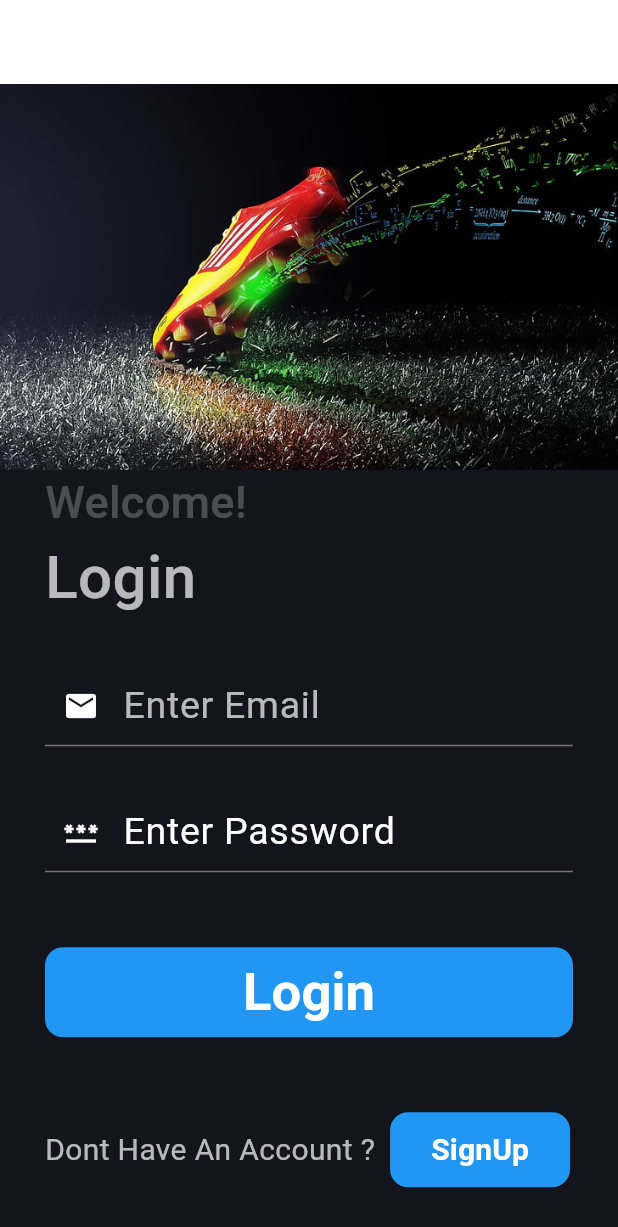
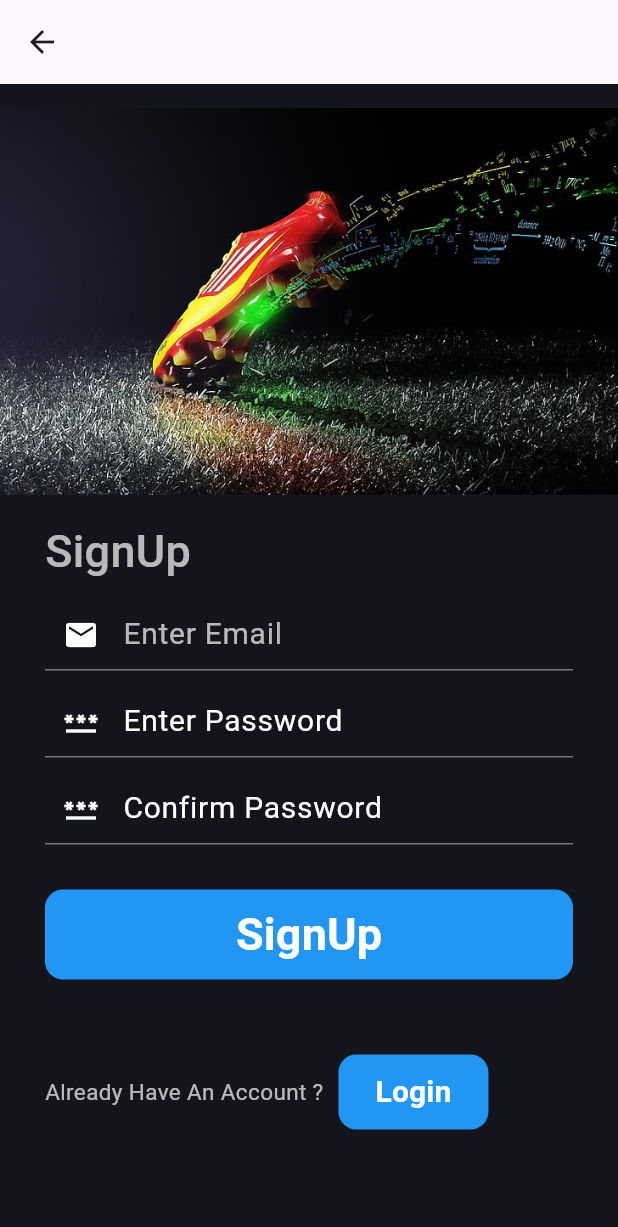
Before and after one commit to Tamang1098/boots_buy, a Flutter app: the screen it shows after launch, after a tap on "SignUp", on a phone screen of 412 x 824 dp. Shown: the top 1227 px of the screen. Run offline on Flutter 3.47's test engine with Material 3 defaults, Android fonts, the phone set to English and light mode, and no system bars.

Commit message:
splash screen updated

```diff
--- /dev/null
+++ b/lib/view/dashboard_screenview.dart
@@ -0,0 +1,15 @@
+import 'package:flutter/material.dart';
+
+class DashboardScreenview extends StatelessWidget {
+  const DashboardScreenview({super.key});
+
+  @override
+  Widget build(BuildContext context) {
+    return Scaffold(
+      appBar: AppBar(
+        elevation: 0,
+      ),
+
+    );
+  }
+}
--- a/lib/view/login_screenview.dart
+++ b/lib/view/login_screenview.dart
@@ -1,3 +1,5 @@
+import 'package:boots_buy/view/dashboard_screenview.dart';
+import 'package:boots_buy/view/signup_screenview.dart';
 import 'package:flutter/material.dart';
 
 class LoginScreenview extends StatelessWidget {
@@ -6,137 +8,148 @@ class LoginScreenview extends StatelessWidget {
   @override
   Widget build(BuildContext context) {
     return Scaffold(
+      appBar: AppBar(elevation: 0,),
       backgroundColor: Color(0xff14141d),
-      appBar: AppBar(elevation: 0, backgroundColor: Colors.white),
 
-      body: Container(
+      resizeToAvoidBottomInset: true, // Allows resizing when keyboard appears
+
+      body: SingleChildScrollView( // <-- Wrap everything here
+        child: Container(
+          padding: EdgeInsets.only(left: 5
+
+
+
+
+
+
+
+
+
+
+
+
+
+
+
+
+
+
+
+
+
+
+
+
+              ,right: 5), // Give some bottom padding
           child: Column(
             crossAxisAlignment: CrossAxisAlignment.start,
             children: [
-            Image.asset('assets/images/login.png'),
+              Container(
+                  child: Image.asset('assets/images/login.png')),
+
               Padding(
-              padding: const EdgeInsets.only(left: 30, right: 30),
+                padding: const EdgeInsets.symmetric(horizontal: 30),
                 child: Column(
                   crossAxisAlignment: CrossAxisAlignment.start,
                   children: [
                     Text(
-                    'Welcome!',
+                      'Login',
                       style: TextStyle(
-                      color: Colors.white24,
+                        color: Colors.white70,
                         fontSize: 30,
                         fontWeight: FontWeight.w500,
                       ),
                     ),
-                  Text(
-                    'Login',
-                    style: TextStyle(
-                      color: Colors.white70,
-                      fontSize: 40,
-                      fontWeight: FontWeight.w500,
-                    ),
-                  ),
-                  SizedBox(height: 30),
+                    SizedBox(height: 10),
                     TextField(
-                    style: TextStyle(color: Colors.white,
-                    fontSize: 20),
+                      style: TextStyle(color: Colors.white, fontSize: 15),
                       decoration: InputDecoration(
                         focusedBorder: UnderlineInputBorder(
                           borderSide: BorderSide(width: 3, color: Colors.white),
                         ),
                         hintText: "Enter Email",
-                      hintStyle: TextStyle(color: Colors.white70,
-                      fontSize: 25,
-                      ),
-                      prefixIcon: Icon(Icons.email,
-                      color: Colors.white,)
+                        hintStyle: TextStyle(color: Colors.white70, fontSize: 20),
+                        prefixIcon: Icon(Icons.email, color: Colors.white),
                       ),
                     ),
-                  SizedBox(
-                    height: 30,
-                  ),
+                    SizedBox(height: 30),
                     TextField(
-                    style: TextStyle(
-                      color: Colors.white,
-                      fontSize: 20
-                    ),
+                      obscureText: true, // Optional: hide password
+                      style: TextStyle(color: Colors.white, fontSize: 15),
                       decoration: InputDecoration(
                         focusedBorder: UnderlineInputBorder(
-                        borderSide: BorderSide(width: 3,color: Colors.white),
+                          borderSide: BorderSide(width: 3, color: Colors.white),
                         ),
                         hintText: 'Enter Password',
-                      hintStyle: TextStyle(
-                        color: Colors.white,
-                        fontSize: 25,
-                      ),
-                      prefixIcon: Icon(Icons.password,
-                      color: Colors.white,)
+                        hintStyle: TextStyle(color: Colors.white, fontSize: 20),
+                        prefixIcon: Icon(Icons.password, color: Colors.white),
                       ),
                     ),
-                  SizedBox(
-                    height: 50,
-                  ),
+                    SizedBox(height: 30),
                     Container(
                       height: 60,
                       decoration: BoxDecoration(
-                  color: Colors.blue, // background color
+                        color: Colors.blue,
                         borderRadius: BorderRadius.circular(12),
                       ),
                       child: ElevatedButton(
-                  onPressed: () {},
+                        onPressed: () {
+                          Navigator.push(context, MaterialPageRoute(builder: (context) => DashboardScreenview()));
+                        },
                         style: ElevatedButton.styleFrom(
-                    backgroundColor: Colors.transparent, // Let container color show
+                          backgroundColor: Colors.transparent,
                           shadowColor: Colors.transparent,
                           shape: RoundedRectangleBorder(borderRadius: BorderRadius.circular(12)),
                         ),
-                  child: Center(child: Text('Login',style: TextStyle(
-                    color: Colors.white,
-                    fontSize: 35,
-                    fontWeight: FontWeight.w600
-                  ),)),
+                        child: Center(
+                          child: Text(
+                            'Login',
+                            style: TextStyle(color: Colors.white, fontSize: 30, fontWeight: FontWeight.w600),
                           ),
                         ),
-                  SizedBox(
-                    height: 50,
                       ),
+                    ),
+                    SizedBox(height: 50),
                     Row(
                       children: [
-                      Text("Dont Have An Account ?",style: TextStyle(
-                        color: Colors.white70,
-                        fontSize:20,
-                      ),),
-                      SizedBox(
-                        width: 10,
+                        Text(
+                          "Don't Have An Account?",
+                          style: TextStyle(color: Colors.white70, fontSize: 15),
                         ),
+                        SizedBox(width: 10),
                         Container(
                           height: 50,
                           width: 120,
                           decoration: BoxDecoration(
                             borderRadius: BorderRadius.circular(12),
-                          color: Colors.blue, // background color
+                            color: Colors.blue,
                           ),
                           child: ElevatedButton(
-                          onPressed: () {},
+                            onPressed: () {
+                              Navigator.push(context, MaterialPageRoute(builder: (context) => SignupScreenview()));
+                            },
                             style: ElevatedButton.styleFrom(
-                            backgroundColor: Colors.transparent, // Let container color show
+                              backgroundColor: Colors.transparent,
                               shadowColor: Colors.transparent,
                               shape: RoundedRectangleBorder(borderRadius: BorderRadius.circular(12)),
                             ),
-                          child: Center(child: Text('SignUp',style: TextStyle(
-                              color: Colors.white,
-                              fontSize: 20,
-                              fontWeight: FontWeight.w600
-                          ),)),
+                            child: Center(
+                              child: Text(
+                                'SignUp',
+                                style: TextStyle(color: Colors.white, fontSize: 20, fontWeight: FontWeight.w600),
+                              ),
+                            ),
                           ),
                         ),
                       ],
-                  )
-
+                    ),
                   ],
                 ),
               ),
             ],
           ),
         ),
+      ),
     );
   }
 }
--- a/lib/view/signup_screenview.dart
+++ b/lib/view/signup_screenview.dart
@@ -0,0 +1,144 @@
+import 'package:boots_buy/view/login_screenview.dart';
+import 'package:flutter/material.dart';
+
+class SignupScreenview extends StatelessWidget {
+  const SignupScreenview({super.key});
+
+  @override
+  Widget build(BuildContext context) {
+    return Scaffold(
+      appBar: AppBar(elevation: 0),
+      backgroundColor:Color(0xff14141d),
+      resizeToAvoidBottomInset: true, // This enables resize on keyboard open
+
+      body: SingleChildScrollView(
+        child: Container(
+          padding: const EdgeInsets.only(bottom: 30), // Add padding to avoid cutoff
+          child: Column(
+            crossAxisAlignment: CrossAxisAlignment.start,
+            children: [
+              Container(height: 290, child: Image.asset('assets/images/login.png')),
+
+              Padding(
+                padding: const EdgeInsets.symmetric(horizontal: 30),
+                child: Column(
+                  crossAxisAlignment: CrossAxisAlignment.start,
+                  children: [
+                    Text(
+                      'SignUp',
+                      style: TextStyle(
+                        color: Colors.white70,
+                        fontSize: 30,
+                        fontWeight: FontWeight.w500,
+                      ),
+                    ),
+                    SizedBox(height: 10),
+
+                    TextField(
+                      style: TextStyle(color: Colors.white, fontSize: 15),
+                      decoration: InputDecoration(
+                        focusedBorder: UnderlineInputBorder(
+                          borderSide: BorderSide(width: 3, color: Colors.white),
+                        ),
+                        hintText: "Enter Email",
+                        hintStyle: TextStyle(color: Colors.white70, fontSize: 20),
+                        prefixIcon: Icon(Icons.email, color: Colors.white),
+                      ),
+                    ),
+                    SizedBox(height: 10),
+
+                    TextField(
+                      obscureText: true,
+                      style: TextStyle(color: Colors.white, fontSize: 15),
+                      decoration: InputDecoration(
+                        focusedBorder: UnderlineInputBorder(
+                          borderSide: BorderSide(width: 3, color: Colors.white),
+                        ),
+                        hintText: 'Enter Password',
+                        hintStyle: TextStyle(color: Colors.white, fontSize: 20),
+                        prefixIcon: Icon(Icons.password, color: Colors.white),
+                      ),
+                    ),
+                    SizedBox(height: 10),
+
+                    TextField(
+                      obscureText: true,
+                      style: TextStyle(color: Colors.white, fontSize: 15),
+                      decoration: InputDecoration(
+                        focusedBorder: UnderlineInputBorder(
+                          borderSide: BorderSide(width: 3, color: Colors.white),
+                        ),
+                        hintText: 'Confirm Password',
+                        hintStyle: TextStyle(color: Colors.white, fontSize: 20),
+                        prefixIcon: Icon(Icons.password, color: Colors.white),
+                      ),
+                    ),
+                    SizedBox(height: 30),
+
+                    Container(
+                      height: 60,
+                      decoration: BoxDecoration(
+                        color: Colors.blue,
+                        borderRadius: BorderRadius.circular(12),
+                      ),
+                      child: ElevatedButton(
+                        onPressed: () {},
+                        style: ElevatedButton.styleFrom(
+                          backgroundColor: Colors.transparent,
+                          shadowColor: Colors.transparent,
+                          shape: RoundedRectangleBorder(borderRadius: BorderRadius.circular(12)),
+                        ),
+                        child: Center(
+                          child: Text(
+                            'SignUp',
+                            style: TextStyle(color: Colors.white, fontSize: 30, fontWeight: FontWeight.w600),
+                          ),
+                        ),
+                      ),
+                    ),
+                    SizedBox(height: 50),
+
+                    Row(
+                      children: [
+                        Text(
+                          "Already Have An Account ?",
+                          style: TextStyle(color: Colors.white70, fontSize: 15),
+                        ),
+                        SizedBox(width: 10),
+
+                        Container(
+                          height: 50,
+                          width: 100,
+                          decoration: BoxDecoration(
+                            borderRadius: BorderRadius.circular(12),
+                            color: Colors.blue,
+                          ),
+                          child: ElevatedButton(
+                            onPressed: () {
+                              Navigator.push(context, MaterialPageRoute(builder: (context) => LoginScreenview()));
+                            },
+                            style: ElevatedButton.styleFrom(
+                              backgroundColor: Colors.transparent,
+                              shadowColor: Colors.transparent,
+                              shape: RoundedRectangleBorder(borderRadius: BorderRadius.circular(12)),
+                            ),
+                            child: Center(
+                              child: Text(
+                                'Login',
+                                style: TextStyle(color: Colors.white, fontSize: 20, fontWeight: FontWeight.w600),
+                              ),
+                            ),
+                          ),
+                        ),
+                      ],
+                    ),
+                  ],
+                ),
+              ),
+            ],
+          ),
+        ),
+      ),
+    );
+  }
+}
--- a/lib/view/splash_screenview.dart
+++ b/lib/view/splash_screenview.dart
@@ -14,15 +14,22 @@ class _SplashScreenviewState extends State<SplashScreenview> {
 
   @override
   void initState() {
-  Timer(Duration(seconds: 2),(){
-   Navigator.pushReplacement(context, MaterialPageRoute(builder: (context)=>LoginScreenview(),));
+    super.initState();
+    Timer(const Duration(seconds: 2), () {
+      Navigator.pushReplacement(
+        context,
+        MaterialPageRoute(builder: (context) => const LoginScreenview()),
+      );
     });
-    super.initState();
   }
+
   @override
   Widget build(BuildContext context) {
     return Scaffold(
-      body: Container(
+      body: Stack(
+        children: [
+          // Background Image
+          Container(
             width: double.infinity,
             height: double.infinity,
             decoration: const BoxDecoration(
@@ -32,6 +39,15 @@ class _SplashScreenviewState extends State<SplashScreenview> {
               ),
             ),
           ),
+          // Loading Indicator
+           const Center(
+            child: CircularProgressIndicator(
+              strokeWidth: 6.0,
+              color: Colors.white,
+            ),
+          ),
+        ],
+      ),
     );
   }
 }
```
Lines whose indentation alone changed are shown as unchanged.
